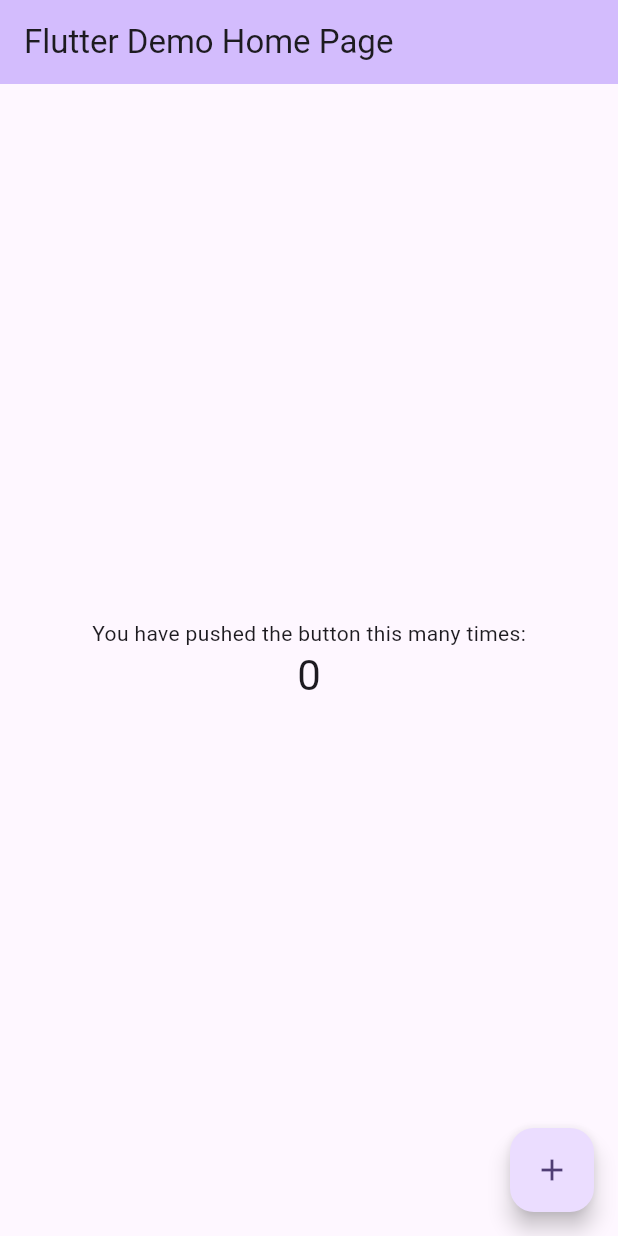
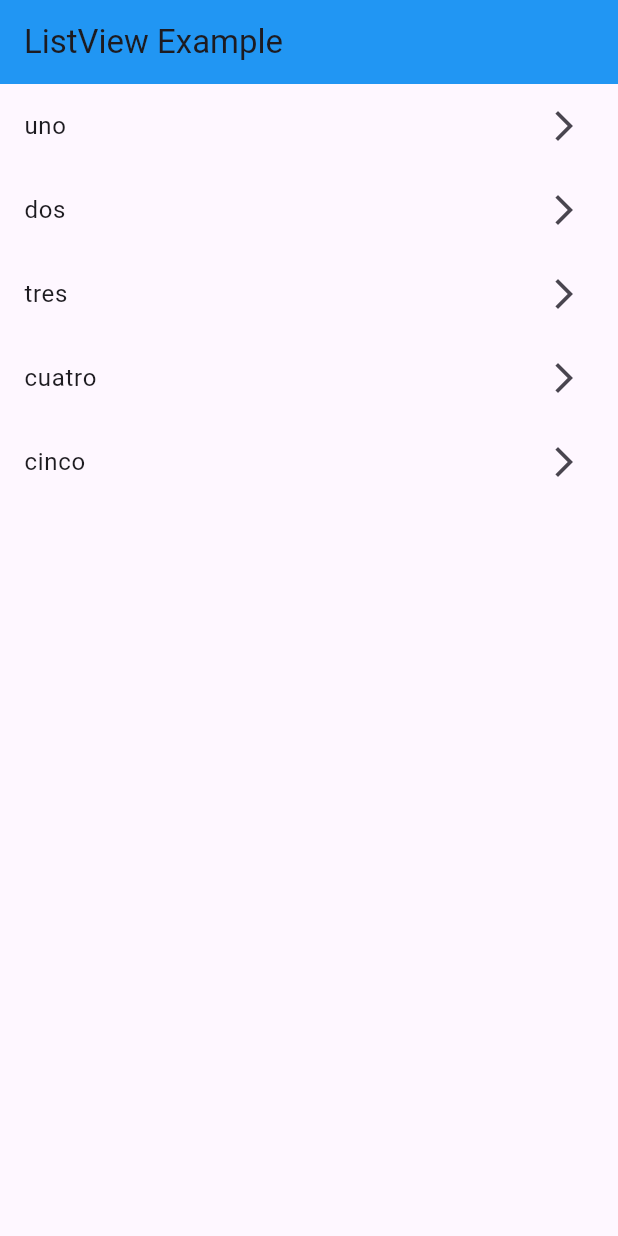
Before and after one commit to JorgeAlcaras/flutter-components-app, a Flutter app: the screen it shows after launch, on a phone screen of 412 x 824 dp. Run offline on Flutter 3.47's test engine with Material 3 defaults, Android fonts, the phone set to English and light mode, and no system bars.

Commit message:
Feature (Screens): :sparkles: The ListView and the first ListTile have been created.

```diff
--- a/lib/main.dart
+++ b/lib/main.dart
@@ -1,4 +1,5 @@
 import 'package:flutter/material.dart';
+import 'package:flutter_components_app/screen/listview_screen.dart';
 
 void main() {
   runApp(const MyApp());
@@ -7,119 +8,11 @@
 class MyApp extends StatelessWidget {
   const MyApp({super.key});
 
-  // This widget is the root of your application.
   @override
   Widget build(BuildContext context) {
     return MaterialApp(
       title: 'Flutter Demo',
-      theme: ThemeData(
-        // This is the theme of your application.
-        //
-        // TRY THIS: Try running your application with "flutter run". You'll see
-        // the application has a purple toolbar. Then, without quitting the app,
-        // try changing the seedColor in the colorScheme below to Colors.green
-        // and then invoke "hot reload" (save your changes or press the "hot
-        // reload" button in a Flutter-supported IDE, or press "r" if you used
-        // the command line to start the app).
-        //
-        // Notice that the counter didn't reset back to zero; the application
-        // state is not lost during the reload. To reset the state, use hot
-        // restart instead.
-        //
-        // This works for code too, not just values: Most code changes can be
-        // tested with just a hot reload.
-        colorScheme: ColorScheme.fromSeed(seedColor: Colors.deepPurple),
-        useMaterial3: true,
-      ),
-      home: const MyHomePage(title: 'Flutter Demo Home Page'),
+      home: ListView1(),
     );
   }
 }
-
-class MyHomePage extends StatefulWidget {
-  const MyHomePage({super.key, required this.title});
-
-  // This widget is the home page of your application. It is stateful, meaning
-  // that it has a State object (defined below) that contains fields that affect
-  // how it looks.
-
-  // This class is the configuration for the state. It holds the values (in this
-  // case the title) provided by the parent (in this case the App widget) and
-  // used by the build method of the State. Fields in a Widget subclass are
-  // always marked "final".
-
-  final String title;
-
-  @override
-  State<MyHomePage> createState() => _MyHomePageState();
-}
-
-class _MyHomePageState extends State<MyHomePage> {
-  int _counter = 0;
-
-  void _incrementCounter() {
-    setState(() {
-      // This call to setState tells the Flutter framework that something has
-      // changed in this State, which causes it to rerun the build method below
-      // so that the display can reflect the updated values. If we changed
-      // _counter without calling setState(), then the build method would not be
-      // called again, and so nothing would appear to happen.
-      _counter++;
-    });
-  }
-
-  @override
-  Widget build(BuildContext context) {
-    // This method is rerun every time setState is called, for instance as done
-    // by the _incrementCounter method above.
-    //
-    // The Flutter framework has been optimized to make rerunning build methods
-    // fast, so that you can just rebuild anything that needs updating rather
-    // than having to individually change instances of widgets.
-    return Scaffold(
-      appBar: AppBar(
-        // TRY THIS: Try changing the color here to a specific color (to
-        // Colors.amber, perhaps?) and trigger a hot reload to see the AppBar
-        // change color while the other colors stay the same.
-        backgroundColor: Theme.of(context).colorScheme.inversePrimary,
-        // Here we take the value from the MyHomePage object that was created by
-        // the App.build method, and use it to set our appbar title.
-        title: Text(widget.title),
-      ),
-      body: Center(
-        // Center is a layout widget. It takes a single child and positions it
-        // in the middle of the parent.
-        child: Column(
-          // Column is also a layout widget. It takes a list of children and
-          // arranges them vertically. By default, it sizes itself to fit its
-          // children horizontally, and tries to be as tall as its parent.
-          //
-          // Column has various properties to control how it sizes itself and
-          // how it positions its children. Here we use mainAxisAlignment to
-          // center the children vertically; the main axis here is the vertical
-          // axis because Columns are vertical (the cross axis would be
-          // horizontal).
-          //
-          // TRY THIS: Invoke "debug painting" (choose the "Toggle Debug Paint"
-          // action in the IDE, or press "p" in the console), to see the
-          // wireframe for each widget.
-          mainAxisAlignment: MainAxisAlignment.center,
-          children: <Widget>[
-            const Text(
-              'You have pushed the button this many times:',
-            ),
-            Text(
-              '$_counter',
-              style: Theme.of(context).textTheme.headlineMedium,
-            ),
-          ],
-        ),
-      ),
-      floatingActionButton: FloatingActionButton(
-        onPressed: _incrementCounter,
-        tooltip: 'Increment',
-        child: const Icon(Icons.add),
-      ), // This trailing comma makes auto-formatting nicer for build methods.
-    );
-  }
-}
--- /dev/null
+++ b/lib/screen/listview_screen.dart
@@ -0,0 +1,31 @@
+import 'package:flutter/material.dart';
+
+class ListView1 extends StatelessWidget {
+  final options = const ['uno', 'dos', 'tres', 'cuatro', 'cinco'];
+  const ListView1({Key? key}) : super(key: key);
+  @override
+  Widget build(BuildContext context) {
+    return Scaffold(
+      appBar: AppBar(
+        backgroundColor: Colors.blue,
+        title: const Text('ListView Example'),
+      ),
+      body: ListView(
+        children: [
+          ...options
+              .map((e) => ListTile(
+                    title: Text(e),
+                    trailing: const Icon(Icons.arrow_forward_ios),
+                  ))
+              .toList(),
+
+          /*  ListTile(
+            leading: Icon(Icons.map),
+            title: Text('Hola'),
+
+          ),*/
+        ],
+      ),
+    );
+  }
+}
```
